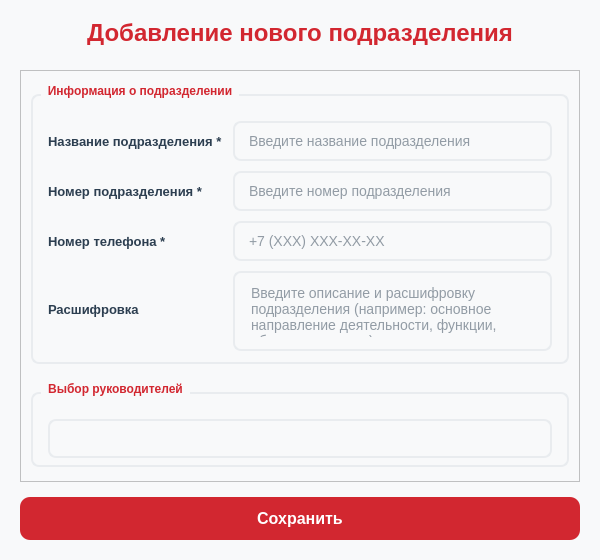
Old version of the form ui/settings/divisions/division_dialog.ui in the repository lerakaplich/TaskPlanner2.
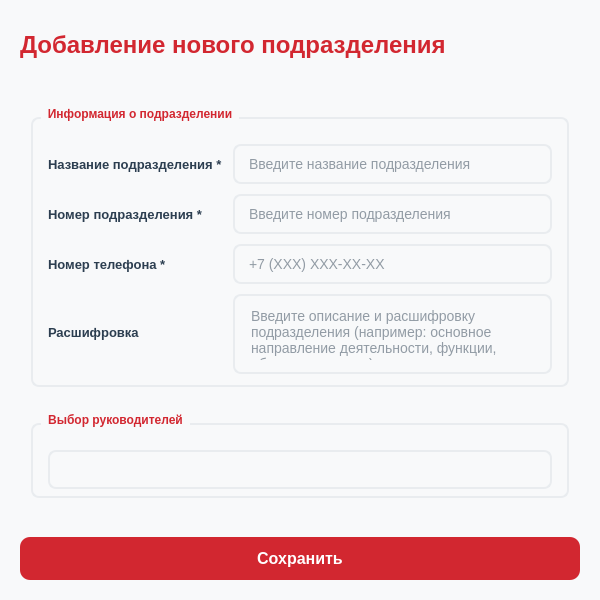
New version of the form.

What changed in the file:
```diff
--- a/ui/settings/divisions/division_dialog.ui
+++ b/ui/settings/divisions/division_dialog.ui
@@ -7,7 +7,7 @@
     <x>0</x>
     <y>0</y>
     <width>600</width>
-    <height>560</height>
+    <height>600</height>
    </rect>
   </property>
   <property name="sizePolicy">
@@ -213,21 +213,24 @@
    </property>
    <item>
     <widget class="QLabel" name="titleLabel">
+     <property name="minimumSize">
+      <size>
+       <width>0</width>
+       <height>50</height>
+      </size>
+     </property>
      <property name="maximumSize">
       <size>
        <width>16777215</width>
-       <height>35</height>
+       <height>50</height>
       </size>
      </property>
      <property name="styleSheet">
-      <string notr="true">font-size: 24px; font-weight: bold; color: #D22730; margin-bottom: 10px;</string>
+      <string notr="true">font-size: 24px; font-weight: bold; color: #D22730; background-color: transparent;</string>
      </property>
      <property name="text">
       <string>Добавление нового подразделения</string>
      </property>
-     <property name="alignment">
-      <set>Qt::AlignmentFlag::AlignCenter</set>
-     </property>
     </widget>
    </item>
    <item>
@@ -239,7 +242,7 @@
       </size>
      </property>
      <property name="styleSheet">
-      <string notr="true">background-color: #f8f9fa;</string>
+      <string notr="true">background-color: transparent;</string>
      </property>
      <property name="widgetResizable">
       <bool>true</bool>
@@ -250,7 +253,7 @@
         <x>0</x>
         <y>0</y>
         <width>558</width>
-        <height>408</height>
+        <height>435</height>
        </rect>
       </property>
       <layout class="QVBoxLayout" name="verticalLayoutScroll">
```
Left out of the diff: 2 changed lines with no effect on the pictures.
